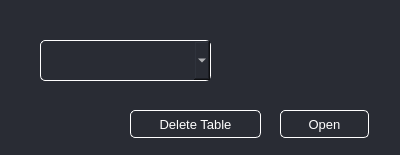
68Duck/PiDMX, file openSequenceWindow.ui: the form before one commit.
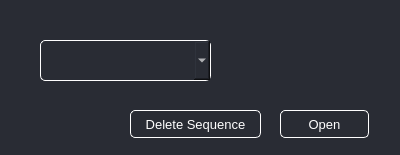
The form after the commit.

Commit message: Corrected delete table to delete sequence.

```diff
--- a/openSequenceWindow.ui
+++ b/openSequenceWindow.ui
@@ -92,7 +92,7 @@
 }</string>
    </property>
    <property name="text">
-    <string>Delete Table</string>
+    <string>Delete Sequence</string>
    </property>
   </widget>
  </widget>
```
